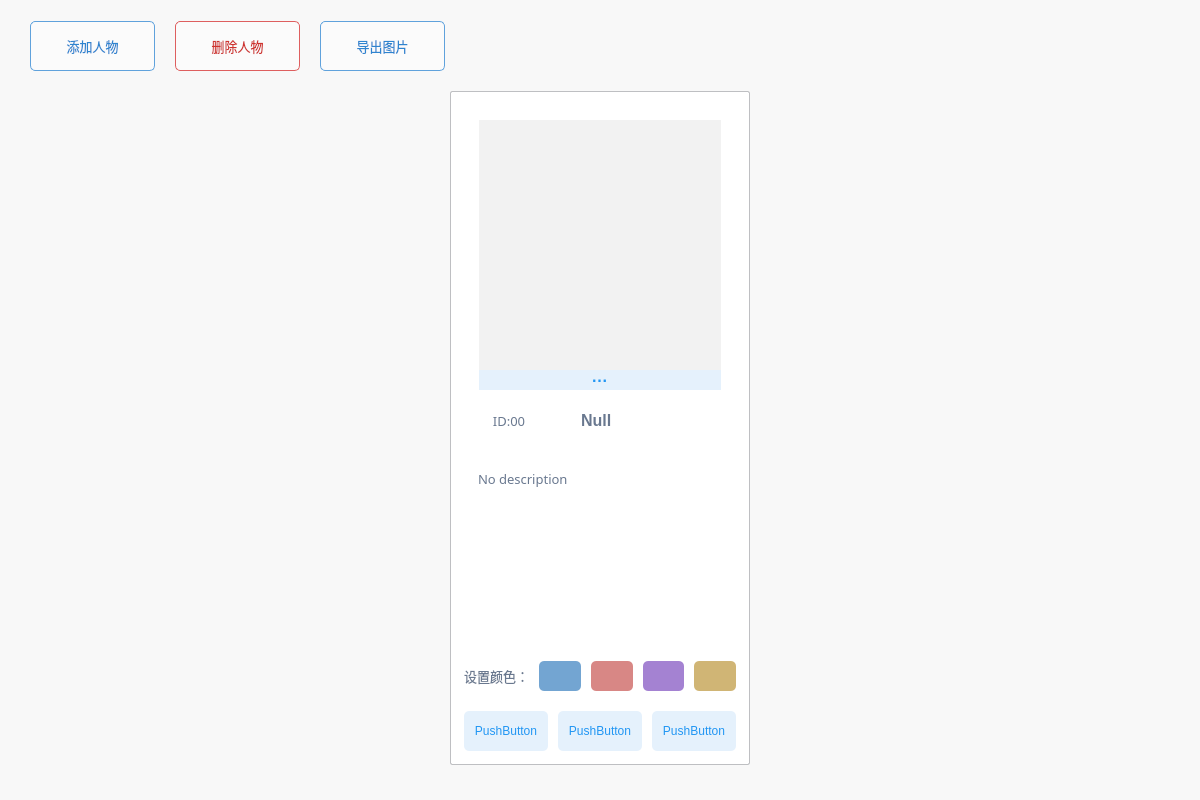
The window that mycanvas.ui (zzaiyan/SocialNetwork) describes before a commit, drawn with Qt 5.
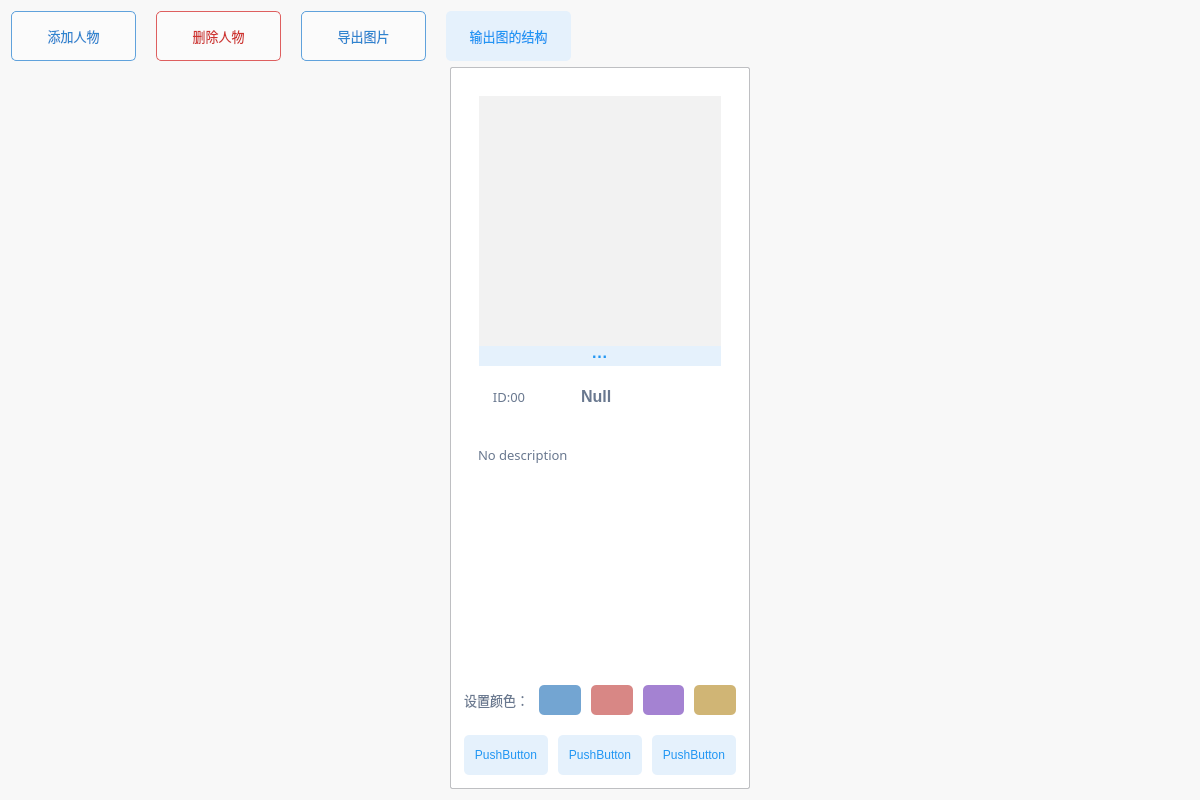
The same window after the commit.

The edit to the form file:
```diff
--- a/mycanvas.ui
+++ b/mycanvas.ui
@@ -99,21 +99,6 @@
 }</string>
   </property>
   <layout class="QVBoxLayout" name="verticalLayout">
-   <property name="spacing">
-    <number>20</number>
-   </property>
-   <property name="leftMargin">
-    <number>30</number>
-   </property>
-   <property name="topMargin">
-    <number>21</number>
-   </property>
-   <property name="rightMargin">
-    <number>30</number>
-   </property>
-   <property name="bottomMargin">
-    <number>35</number>
-   </property>
    <item>
     <layout class="QHBoxLayout" name="horizontalLayout">
      <property name="spacing">
@@ -176,6 +161,25 @@
        </property>
       </widget>
      </item>
+     <item>
+      <widget class="QPushButton" name="debugButton">
+       <property name="minimumSize">
+        <size>
+         <width>125</width>
+         <height>50</height>
+        </size>
+       </property>
+       <property name="font">
+        <font>
+         <family>Microsoft YaHei</family>
+         <pointsize>10</pointsize>
+        </font>
+       </property>
+       <property name="text">
+        <string>输出图的结构</string>
+       </property>
+      </widget>
+     </item>
      <item>
       <spacer name="horizontalSpacer">
        <property name="orientation">
```
